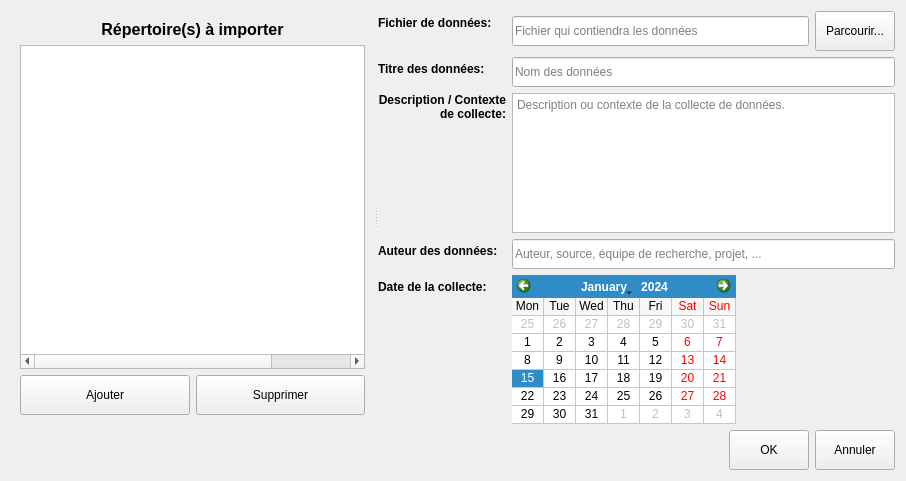
This is python/resources/ui/ImportDialog.ui in introlab/OpenIMU as Qt 5 draws it before an edit. The edited form follows.
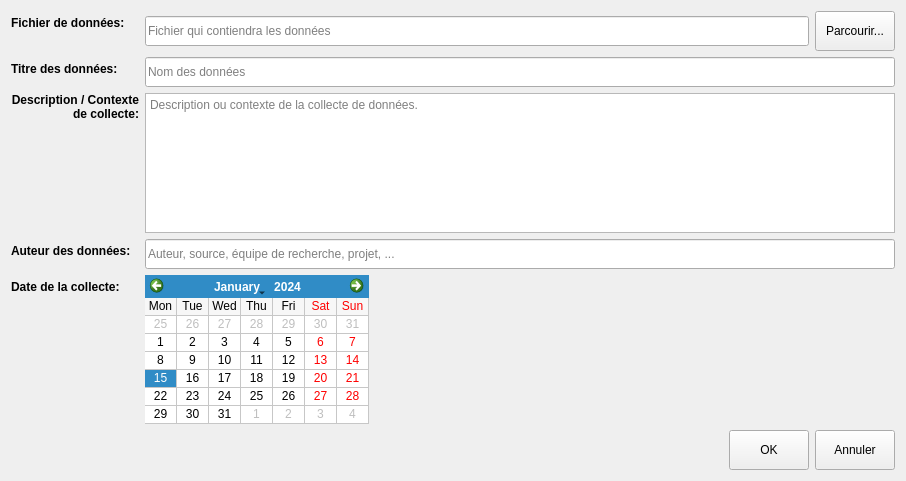
This is the edited form. Icons and pictures are not drawn.

Commit message: Modified import UI to prepare for real data import.

Patch:
```diff
--- a/python/resources/ui/ImportDialog.ui
+++ b/python/resources/ui/ImportDialog.ui
@@ -25,168 +25,6 @@
      <property name="childrenCollapsible">
       <bool>true</bool>
      </property>
-     <widget class="QWidget" name="layoutWidget">
-      <layout class="QHBoxLayout" name="horizontalLayout">
-       <item>
-        <widget class="QFrame" name="frameImport">
-         <property name="sizePolicy">
-          <sizepolicy hsizetype="Expanding" vsizetype="MinimumExpanding">
-           <horstretch>0</horstretch>
-           <verstretch>0</verstretch>
-          </sizepolicy>
-         </property>
-         <layout class="QVBoxLayout" name="verticalLayout_2">
-          <property name="sizeConstraint">
-           <enum>QLayout::SetDefaultConstraint</enum>
-          </property>
-          <item>
-           <widget class="QLabel" name="lblImport">
-            <property name="font">
-             <font>
-              <pointsize>12</pointsize>
-              <weight>75</weight>
-              <italic>false</italic>
-              <bold>true</bold>
-             </font>
-            </property>
-            <property name="text">
-             <string>Répertoire(s) à importer</string>
-            </property>
-            <property name="alignment">
-             <set>Qt::AlignCenter</set>
-            </property>
-           </widget>
-          </item>
-          <item>
-           <widget class="QTableWidget" name="tableFiles">
-            <property name="sizePolicy">
-             <sizepolicy hsizetype="Expanding" vsizetype="Expanding">
-              <horstretch>0</horstretch>
-              <verstretch>0</verstretch>
-             </sizepolicy>
-            </property>
-            <property name="maximumSize">
-             <size>
-              <width>16777215</width>
-              <height>16777215</height>
-             </size>
-            </property>
-            <property name="editTriggers">
-             <set>QAbstractItemView::NoEditTriggers</set>
-            </property>
-            <property name="showDropIndicator" stdset="0">
-             <bool>false</bool>
-            </property>
-            <property name="selectionBehavior">
-             <enum>QAbstractItemView::SelectRows</enum>
-            </property>
-            <property name="iconSize">
-             <size>
-              <width>16</width>
-              <height>16</height>
-             </size>
-            </property>
-            <property name="columnCount">
-             <number>4</number>
-            </property>
-            <attribute name="horizontalHeaderVisible">
-             <bool>false</bool>
-            </attribute>
-            <column>
-             <property name="text">
-              <string>Répertoire</string>
-             </property>
-            </column>
-            <column>
-             <property name="text">
-              <string>Format</string>
-             </property>
-            </column>
-            <column>
-             <property name="text">
-              <string>Groupe</string>
-             </property>
-            </column>
-            <column>
-             <property name="text">
-              <string>Participant</string>
-             </property>
-            </column>
-           </widget>
-          </item>
-          <item>
-           <layout class="QHBoxLayout" name="horizontalLayout_2">
-            <item>
-             <widget class="QPushButton" name="btnAddFile">
-              <property name="minimumSize">
-               <size>
-                <width>0</width>
-                <height>40</height>
-               </size>
-              </property>
-              <property name="maximumSize">
-               <size>
-                <width>16777215</width>
-                <height>40</height>
-               </size>
-              </property>
-              <property name="cursor">
-               <cursorShape>PointingHandCursor</cursorShape>
-              </property>
-              <property name="text">
-               <string>Ajouter</string>
-              </property>
-              <property name="icon">
-               <iconset resource="../core.qrc">
-                <normaloff>:/OpenIMU/icons/import.png</normaloff>:/OpenIMU/icons/import.png</iconset>
-              </property>
-              <property name="iconSize">
-               <size>
-                <width>20</width>
-                <height>20</height>
-               </size>
-              </property>
-              <property name="autoDefault">
-               <bool>false</bool>
-              </property>
-             </widget>
-            </item>
-            <item>
-             <widget class="QPushButton" name="btnDelFile">
-              <property name="minimumSize">
-               <size>
-                <width>0</width>
-                <height>40</height>
-               </size>
-              </property>
-              <property name="cursor">
-               <cursorShape>PointingHandCursor</cursorShape>
-              </property>
-              <property name="text">
-               <string>Supprimer</string>
-              </property>
-              <property name="icon">
-               <iconset resource="../core.qrc">
-                <normaloff>:/OpenIMU/icons/delete.png</normaloff>:/OpenIMU/icons/delete.png</iconset>
-              </property>
-              <property name="iconSize">
-               <size>
-                <width>20</width>
-                <height>20</height>
-               </size>
-              </property>
-              <property name="autoDefault">
-               <bool>false</bool>
-              </property>
-             </widget>
-            </item>
-           </layout>
-          </item>
-         </layout>
-        </widget>
-       </item>
-      </layout>
-     </widget>
      <widget class="QWidget" name="layoutWidget">
       <layout class="QFormLayout" name="formLayout">
        <property name="sizeConstraint">
```
Left out of the diff: 4 changed lines with no effect on the pictures. The commit also changes 10 other files.
